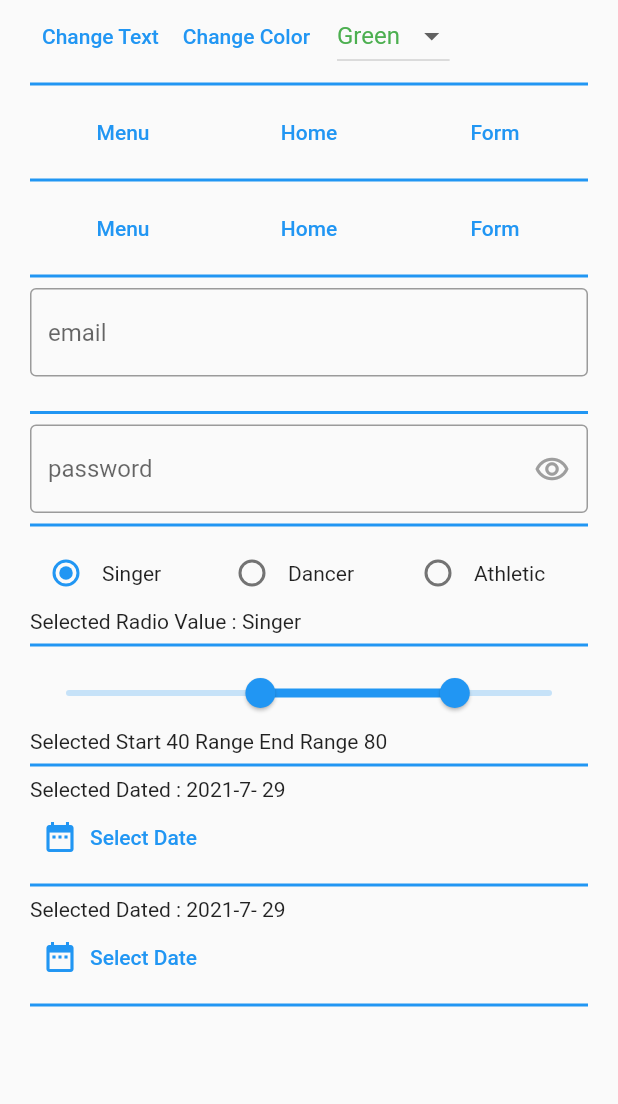
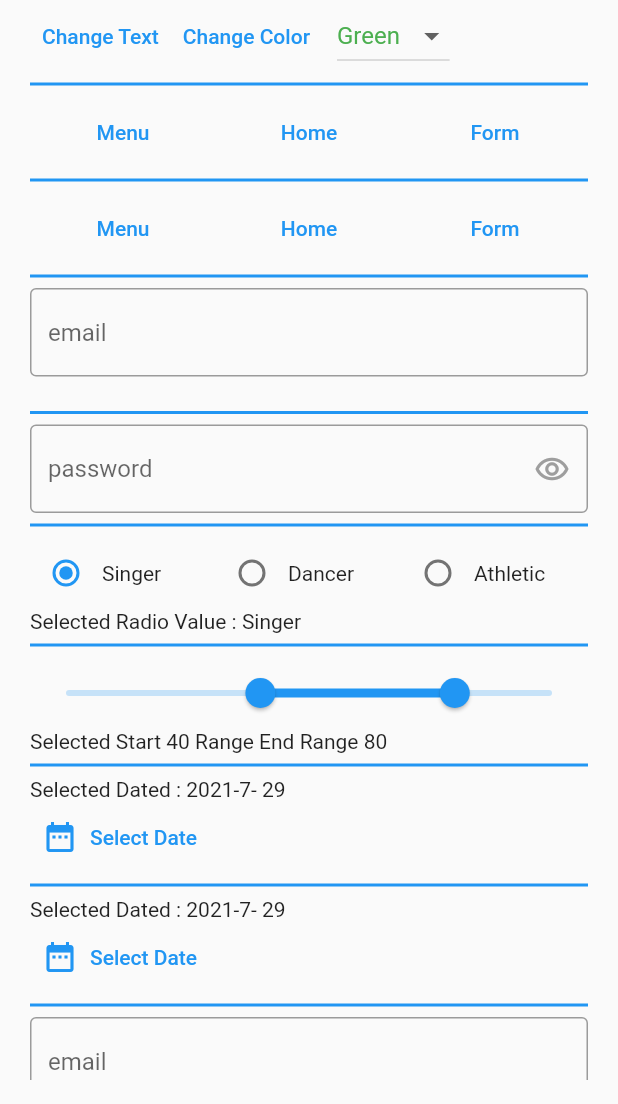
Before and after one commit to ishworpanta10/bloc_ui_state_management, a Flutter app: the HomePage screen opened directly, on a phone screen of 412 x 824 dp, the part 132-1236 px from its top. Run offline on Flutter 3.47's test engine with Material 2 defaults, Android fonts, the phone set to English and light mode, and no system bars; our stand-ins replace flutter_bloc; statements that could not run were skipped.

Commit message:
form data handling and state change using cubit

```diff
--- /dev/null
+++ b/lib/cubit/change_form_decoration_after_user_input_cubit.dart
@@ -0,0 +1,16 @@
+import 'package:flutter_bloc/flutter_bloc.dart';
+
+class ChangeFormDecorationAfterUserInputCubit extends Cubit<FormDecorationChangeForCubitModel> {
+  ChangeFormDecorationAfterUserInputCubit() : super(FormDecorationChangeForCubitModel(isTyped: false, text: ""));
+
+  void isTextFieldTyped(FormDecorationChangeForCubitModel formDecorationChangeForCubitModel) {
+    emit(FormDecorationChangeForCubitModel(isTyped: formDecorationChangeForCubitModel.isTyped, text: formDecorationChangeForCubitModel.text));
+  }
+}
+
+class FormDecorationChangeForCubitModel {
+  FormDecorationChangeForCubitModel({this.text, required this.isTyped});
+
+  final String? text;
+  final bool isTyped;
+}
--- a/lib/screens/homepage.dart
+++ b/lib/screens/homepage.dart
@@ -1,3 +1,4 @@
+import 'package:bloc_state_management/cubit/change_form_decoration_after_user_input_cubit.dart';
 import 'package:bloc_state_management/cubit/date_picker_cubit.dart';
 import 'package:flutter/material.dart';
 import 'package:flutter_bloc/flutter_bloc.dart';
@@ -402,6 +403,36 @@ class HomePage extends StatelessWidget {
                 label: const Text('Select Date'),
               ),
               divider,
+              //form decoration change with user type cubit also getting data with another bloc
+              BlocBuilder<ChangeFormDecorationAfterUserInputCubit, FormDecorationChangeForCubitModel>(
+                builder: (context, changeFormColorCubitState) {
+                  return TextFormField(
+                    decoration: InputDecoration(
+                      hintText: 'email',
+                      filled: changeFormColorCubitState.isTyped,
+                      fillColor: Colors.green.withOpacity(0.6),
+                      border: const OutlineInputBorder(),
+                    ),
+                    onChanged: (value) {
+                      BlocProvider.of<ChangeFormDecorationAfterUserInputCubit>(context).isTextFieldTyped(
+                        FormDecorationChangeForCubitModel(
+                          text: value,
+                          isTyped: value.isNotEmpty ? true : false,
+                        ),
+                      );
+                      // BlocProvider.of<GetFormStringDataBloc>(context).add(value);
+                      // BlocProvider.of<ChangeFormDecorationAfterUserInputBloc>(context).add(value);
+                      // BlocProvider.of<GetFormStringDataBloc>(context).add(value);
+                    },
+                  );
+                },
+              ),
+              //  showing user typed data in bloc builder
+              BlocBuilder<ChangeFormDecorationAfterUserInputCubit, FormDecorationChangeForCubitModel>(
+                builder: (context, formDataState) {
+                  return Text(formDataState.text!);
+                },
+              ),
             ],
           ),
         ),
--- a/lib/splash.dart
+++ b/lib/splash.dart
@@ -12,6 +12,7 @@ import 'bloc/ui_state_management/radio_button_toggle_bloc.dart';
 import 'bloc/ui_state_management/range_slide_bloc.dart';
 import 'bloc/ui_state_management/select_button_and_get_text_data_bloc.dart';
 import 'bloc/ui_state_management/select_button_bloc.dart';
+import 'cubit/change_form_decoration_after_user_input_cubit.dart';
 import 'cubit/date_picker_cubit.dart';
 import 'screens/screens.dart';
 
@@ -58,6 +59,9 @@ class SplashScreen extends StatelessWidget {
         BlocProvider(
           create: (_) => DatePickerCubit(),
         ),
+        BlocProvider(
+          create: (_) => ChangeFormDecorationAfterUserInputCubit(),
+        ),
       ],
       child: MaterialApp(
         title: 'Bloc State Management Demo',
```
